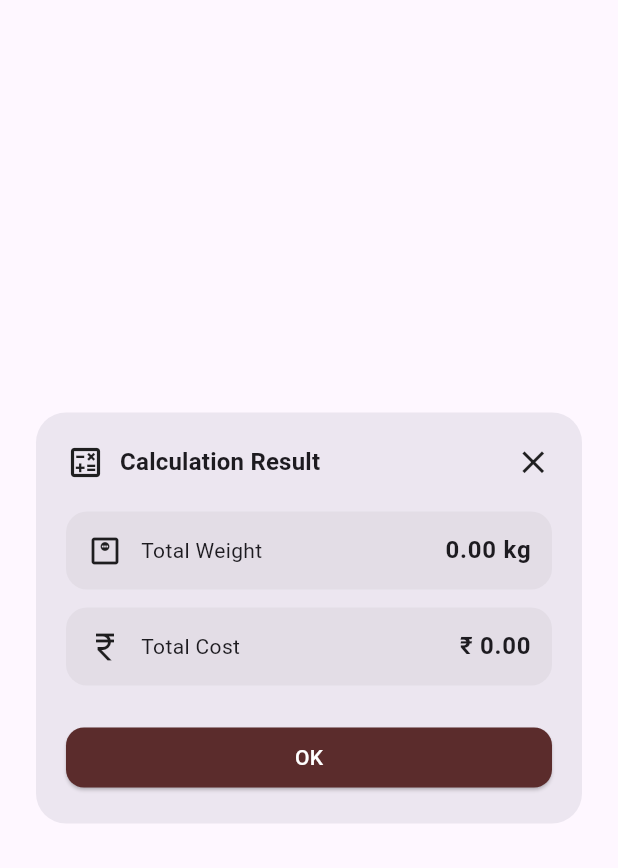
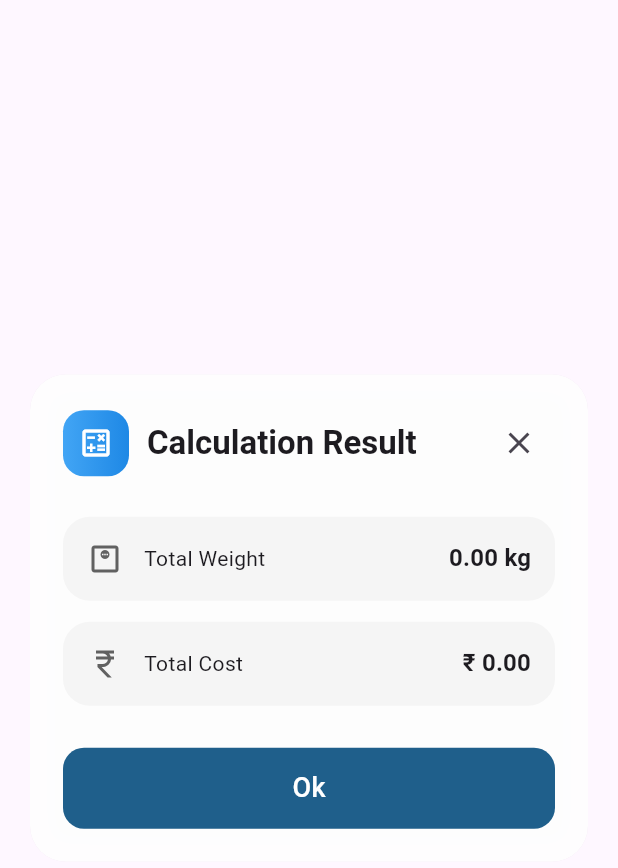
Before and after one commit to shreyansh2003Chi/mesh_calc, a Flutter app: the ChainLinkResultDialog widget shown alone on an empty page, opened directly with empty values, on a phone screen of 412 x 824 dp. Shown: the top 868 px of the screen. Run offline on Flutter 3.47's test engine with Material 3 defaults, Android fonts, the phone set to English and light mode, and no system bars.

Commit message:
change the design based on logo color and add some new feature

```diff
--- a/lib/pages/result_dialog.dart
+++ b/lib/pages/result_dialog.dart
@@ -1,49 +1,84 @@
+import 'dart:ui';
 import 'package:flutter/material.dart';
-import 'package:measurements/utils/app_colors.dart';
+import 'package:measurements/utils/app_button.dart';
 import 'package:measurements/utils/app_string.dart';
 
 class ChainLinkResultDialog extends StatelessWidget {
   final double totalWeight;
   final double totalCost;
 
-  const ChainLinkResultDialog({super.key, required this.totalWeight, required this.totalCost});
+  const ChainLinkResultDialog({
+    super.key,
+    required this.totalWeight,
+    required this.totalCost,
+  });
 
   @override
   Widget build(BuildContext context) {
-    return PopScope(
-      canPop: false,
-      child: Dialog(
-        shape: RoundedRectangleBorder(borderRadius: BorderRadius.circular(20)),
-        insetPadding: const EdgeInsets.symmetric(horizontal: 24),
-        child: Padding(
-          padding: const EdgeInsets.all(20),
+    return Dialog(
+      backgroundColor: Colors.transparent,
+      insetPadding: const EdgeInsets.symmetric(horizontal: 20),
+      child: ClipRRect(
+        borderRadius: BorderRadius.circular(24),
+        child: BackdropFilter(
+          filter: ImageFilter.blur(sigmaX: 15, sigmaY: 15),
+          child: Container(
+            padding: const EdgeInsets.all(22),
+            decoration: BoxDecoration(
+              color: Colors.white.withOpacity(0.92),
+              borderRadius: BorderRadius.circular(24),
+              boxShadow: [
+                BoxShadow(
+                  color: Colors.black.withOpacity(0.08),
+                  blurRadius: 20,
+                  spreadRadius: 5,
+                )
+              ],
+            ),
             child: Column(
               mainAxisSize: MainAxisSize.min,
               children: [
+
+                /// HEADER
                 Row(
                   mainAxisAlignment: MainAxisAlignment.spaceBetween,
                   children: [
                     Row(
                       children: [
-                      const Icon(Icons.calculate_outlined, size: 26),
-                      const SizedBox(width: 10),
+                        Container(
+                          padding: const EdgeInsets.all(10),
+                          decoration: BoxDecoration(
+                            gradient: LinearGradient(
+                              colors: [
+                                Colors.blue.shade400,
+                                Colors.blue.shade600
+                              ],
+                            ),
+                            borderRadius: BorderRadius.circular(14),
+                          ),
+                          child: const Icon(
+                            Icons.calculate_outlined,
+                            color: Colors.white,
+                          ),
+                        ),
+                        const SizedBox(width: 12),
                         Text(
                           "Calculation Result",
-                        style: Theme.of(context).textTheme.titleMedium?.copyWith(fontWeight: FontWeight.w600),
+                          style: Theme.of(context)
+                              .textTheme
+                              .titleLarge
+                              ?.copyWith(fontWeight: FontWeight.w700),
                         ),
                       ],
                     ),
-
-                  InkWell(
-                    onTap: () {
-                      Navigator.pop(context);
-                    },
-                    child: Icon(Icons.close, size: 25),
-                  ),
+                    IconButton(
+                      onPressed: () => Navigator.pop(context),
+                      icon: const Icon(Icons.close),
+                    )
                   ],
                 ),
 
-              const SizedBox(height: 20),
+                const SizedBox(height: 25),
 
                 _resultTile(
                   context,
@@ -52,7 +87,7 @@ class ChainLinkResultDialog extends StatelessWidget {
                   icon: Icons.monitor_weight_outlined,
                 ),
 
-              const SizedBox(height: 12),
+                const SizedBox(height: 14),
 
                 _resultTile(
                   context,
@@ -61,40 +96,49 @@ class ChainLinkResultDialog extends StatelessWidget {
                   icon: Icons.currency_rupee,
                 ),
 
-              const SizedBox(height: 24),
+                const SizedBox(height: 28),
 
-              Row(
-                children: [
-                  Expanded(
-                    child: ElevatedButton(
-                      onPressed: () => Navigator.pop(context),
-                      style: ElevatedButton.styleFrom(
-                        backgroundColor: AppColors().c5B2C2C,
-                        foregroundColor: AppColors().cFFFFFF,
-                        shape: RoundedRectangleBorder(borderRadius: BorderRadius.circular(12)),
-                      ),
-                      child: const Text("OK"),
-                    ),
+                SizedBox(
+                  width: double.infinity,
+                  child: AppButton().appButton(AppString.ok, context),
                 ),
               ],
             ),
-            ],
           ),
         ),
       ),
     );
   }
 
-  Widget _resultTile(BuildContext context, {required String label, required String value, required IconData icon}) {
+  Widget _resultTile(
+      BuildContext context, {
+        required String label,
+        required String value,
+        required IconData icon,
+      }) {
     return Container(
-      padding: const EdgeInsets.all(14),
-      decoration: BoxDecoration(color: Colors.grey.withOpacity(0.12), borderRadius: BorderRadius.circular(14)),
+      padding: const EdgeInsets.symmetric(horizontal: 16, vertical: 16),
+      decoration: BoxDecoration(
+        color: Colors.grey.shade100,
+        borderRadius: BorderRadius.circular(18),
+      ),
       child: Row(
         children: [
-          Icon(icon),
-          const SizedBox(width: 12),
-          Expanded(child: Text(label, style: Theme.of(context).textTheme.bodyMedium)),
-          Text(value, style: Theme.of(context).textTheme.bodyLarge?.copyWith(fontWeight: FontWeight.w600)),
+          Icon(icon, color: Colors.grey.shade700),
+          const SizedBox(width: 14),
+          Expanded(
+            child: Text(
+              label,
+              style: Theme.of(context).textTheme.bodyMedium,
+            ),
+          ),
+          Text(
+            value,
+            style: Theme.of(context)
+                .textTheme
+                .titleMedium
+                ?.copyWith(fontWeight: FontWeight.w700),
+          ),
         ],
       ),
     );
--- a/lib/providers/chain_link_provider.dart
+++ b/lib/providers/chain_link_provider.dart
@@ -58,7 +58,7 @@ class ChainLinkProvider extends ChangeNotifier {
     notifyListeners();
   }
 
-  void calculate() {
+  Future<void> calculate() async {
     final openingMm = openingUnit.toMm(double.tryParse(openingCtrl.text) ?? 0);
     final diameterMm = diameterUnit.toMm(double.tryParse(diameterCtrl.text) ?? 0);
     final widthM = widthUnit.toMm(double.tryParse(widthCtrl.text) ?? 0) / 1000;
--- a/lib/utils/app_string.dart
+++ b/lib/utils/app_string.dart
@@ -20,4 +20,5 @@ class AppString {
   static const String widthW = 'Width (W)';
   static const String lengthL = 'Length (L)';
   static const String selectCrimp = 'Select Crimp';
+  static const String ok = 'Ok';
 }
```
Also changed, not shown: lib/pages/chain_link.dart (+31 -6 lines), lib/pages/show_result_bottom_sheet.dart (added, +120 -0 lines). Lines whose indentation alone changed are shown as unchanged.
